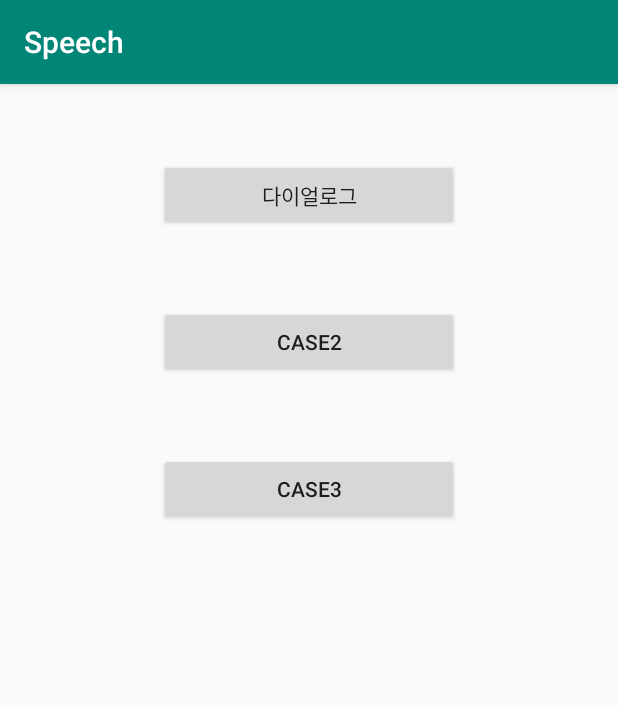
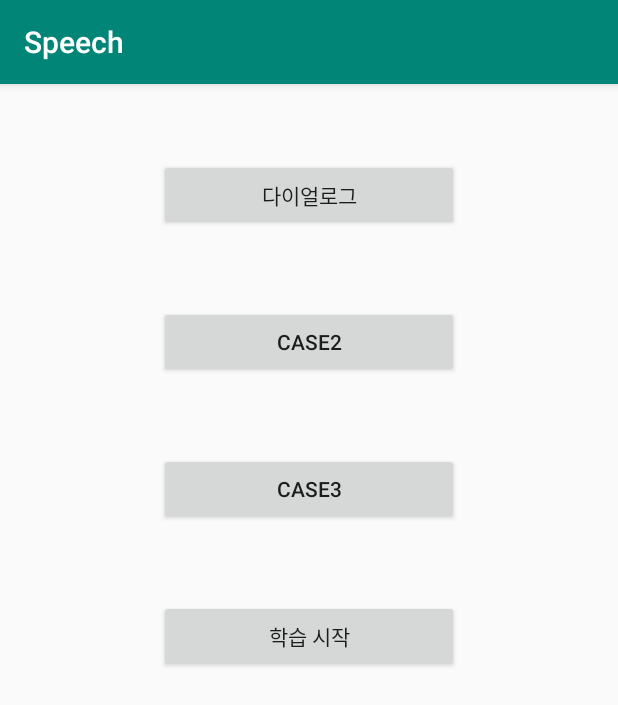
Before and after one commit to hijerry17/speechRecognition_test, an Android app: the screen it shows after launch (MainActivity), on a phone screen of 412 x 824 dp. Shown: the top 705 px of the screen. Run offline under Robolectric (Android 15) with nearby library versions, the phone set to English and light mode, and no system bars.

```diff
--- a/app/build.gradle
+++ b/app/build.gradle
@@ -22,6 +22,7 @@ dependencies {
     implementation fileTree(dir: 'libs', include: ['*.jar'])
     implementation 'com.android.support:appcompat-v7:28.+'
     implementation 'com.android.support.constraint:constraint-layout:1.1.3'
+    implementation 'com.android.support:cardview-v7:28.0.0'
     testImplementation 'junit:junit:4.12'
     androidTestImplementation 'com.android.support.test:runner:1.0.2'
     androidTestImplementation 'com.android.support.test.espresso:espresso-core:3.0.2'
--- a/app/src/main/AndroidManifest.xml
+++ b/app/src/main/AndroidManifest.xml
@@ -21,6 +21,7 @@
         <activity android:name=".CustomDialog"
             android:theme="@style/dialogTheme" android:screenOrientation="portrait"></activity>
         <activity android:name=".SpeechActivity"/>
+        <activity android:name=".ConvActivity"/>
     </application>
 
 
--- a/app/src/main/java/com/cookandroid/speech/MainActivity.java
+++ b/app/src/main/java/com/cookandroid/speech/MainActivity.java
@@ -24,7 +24,7 @@ import android.widget.Toast;
 import java.util.ArrayList;
 
 public class MainActivity extends AppCompatActivity {
-    Button btn, btn_2, btn_3;
+    Button btn, btn_2, btn_3, btn_4;
     int PERMISSION;
     String[] example_k = new String[3];
     String[] example_e = new String[3];
@@ -92,12 +92,20 @@ public class MainActivity extends AppCompatActivity {
             }
         });
 
+        btn_4 = findViewById(R.id.btn_4);
+        btn_4.setOnClickListener(new View.OnClickListener() {
+            @Override
+            public void onClick(View view) {
+
+            }
+        });
+
     }
 
     public void createKorData() {
-        example_k[0] = "안녕하세요.";
-        example_k[1] = "오랜만입니다.";
-        example_k[2] = "배가 고프네요.";
+        example_k[0] = "아이스 아메리카노";
+        example_k[1] = "아 하 오 호";
+        example_k[2] = "하하 테스트 호호";
     }
 
     public void createEngData() {
--- a/app/src/main/res/layout/activity_main.xml
+++ b/app/src/main/res/layout/activity_main.xml
@@ -36,4 +36,14 @@
         app:layout_constraintRight_toRightOf="parent"
         app:layout_constraintTop_toBottomOf="@+id/btn_2" />
 
+    <Button
+        android:id="@+id/btn_4"
+        android:layout_width="200dp"
+        android:layout_height="wrap_content"
+        android:text="학습 시작"
+        android:layout_marginTop="50dp"
+        app:layout_constraintLeft_toLeftOf="parent"
+        app:layout_constraintRight_toRightOf="parent"
+        app:layout_constraintTop_toBottomOf="@+id/btn_3" />
+
 </android.support.constraint.ConstraintLayout>
```
Also changed, not shown: app/src/main/java/com/cookandroid/speech/ConvActivity.java (added, +92 -0 lines), app/src/main/java/com/cookandroid/speech/SpeechActivity.java (+35 -3 lines), app/src/main/res/layout/activity_conv.xml (added, +93 -0 lines), app/src/main/res/drawable-v24/back_btn.png (added), app/src/main/res/drawable-v24/p1.jpg (added), app/src/main/res/drawable-v24/speaker2.jpg (added).
